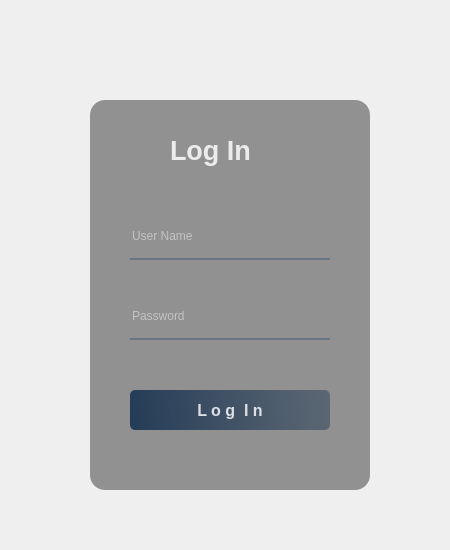
Before: the Qt Designer form UI/Login.ui in TrongQuynh/Face-Recognation, drawn with Qt 5.
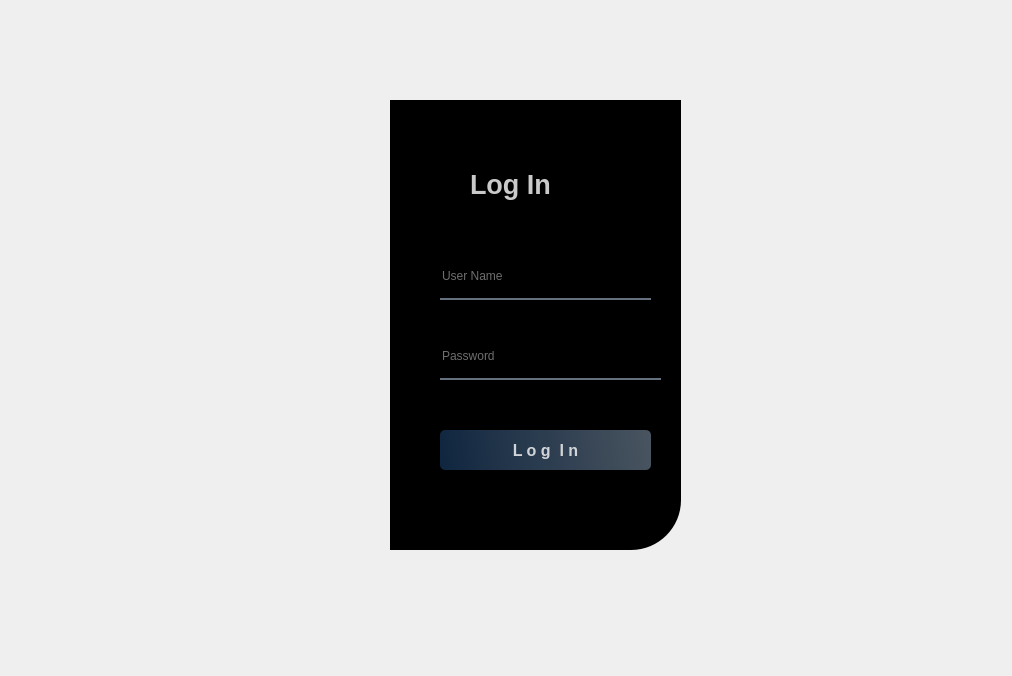
After: the same form once the commit is applied. Icons and pictures are not drawn.

```diff
--- a/UI/Login.ui
+++ b/UI/Login.ui
@@ -6,8 +6,8 @@
    <rect>
     <x>0</x>
     <y>0</y>
-    <width>450</width>
-    <height>550</height>
+    <width>1012</width>
+    <height>676</height>
    </rect>
   </property>
   <property name="windowTitle">
@@ -16,24 +16,24 @@
   <widget class="QWidget" name="widget" native="true">
    <property name="geometry">
     <rect>
-     <x>30</x>
-     <y>20</y>
-     <width>401</width>
-     <height>511</height>
+     <x>100</x>
+     <y>70</y>
+     <width>591</width>
+     <height>501</height>
     </rect>
    </property>
-   <widget class="QLabel" name="label">
+   <widget class="QLabel" name="label_4">
     <property name="geometry">
      <rect>
-      <x>50</x>
-      <y>60</y>
+      <x>30</x>
+      <y>30</y>
       <width>300</width>
-      <height>420</height>
+      <height>450</height>
      </rect>
     </property>
     <property name="styleSheet">
-     <string notr="true">border-radius: 20px;
-border-image: url(:/image/moutain.jpg);</string>
+     <string notr="true">border-image: url(:/image/moutain.jpg);
+border-top-left-radius: 50px;</string>
     </property>
     <property name="text">
      <string/>
@@ -42,15 +42,15 @@
    <widget class="QLabel" name="label_2">
     <property name="geometry">
      <rect>
-      <x>60</x>
-      <y>80</y>
-      <width>280</width>
-      <height>390</height>
+      <x>290</x>
+      <y>30</y>
+      <width>291</width>
+      <height>450</height>
      </rect>
     </property>
     <property name="styleSheet">
-     <string notr="true">background-color: rgba(0,0,0,100);
-border-radius: 15px;</string>
+     <string notr="true">background-color: rgba(0,0,0,255);
+border-bottom-right-radius: 50px;</string>
     </property>
     <property name="text">
      <string/>
@@ -59,10 +59,10 @@
    <widget class="QLabel" name="label_3">
     <property name="geometry">
      <rect>
-      <x>140</x>
-      <y>110</y>
-      <width>111</width>
-      <height>40</height>
+      <x>370</x>
+      <y>89</y>
+      <width>121</width>
+      <height>51</height>
      </rect>
     </property>
     <property name="font">
@@ -79,55 +79,12 @@
      <string>Log In</string>
     </property>
    </widget>
-   <widget class="QLineEdit" name="lineEdit">
-    <property name="geometry">
-     <rect>
-      <x>100</x>
-      <y>200</y>
-      <width>200</width>
-      <height>40</height>
-     </rect>
-    </property>
-    <property name="styleSheet">
-     <string notr="true">background-color: rgba(0,0,0,0);
-border: none;
-border-bottom: 2px solid rgba(105, 118, 132, 255);
-color: rgba(255, 255, 255, 230);
-padding-bottom: 7px;</string>
-    </property>
-    <property name="placeholderText">
-     <string>User Name</string>
-    </property>
-   </widget>
-   <widget class="QLineEdit" name="lineEdit_2">
-    <property name="geometry">
-     <rect>
-      <x>100</x>
-      <y>280</y>
-      <width>200</width>
-      <height>40</height>
-     </rect>
-    </property>
-    <property name="styleSheet">
-     <string notr="true">background-color: rgba(0,0,0,0);
-border: none;
-border-bottom: 2px solid rgba(105, 118, 132, 255);
-color: rgba(255, 255, 255, 230);
-padding-bottom: 7px;</string>
-    </property>
-    <property name="echoMode">
-     <enum>QLineEdit::Password</enum>
-    </property>
-    <property name="placeholderText">
-     <string>Password</string>
-    </property>
-   </widget>
    <widget class="QPushButton" name="pushButton">
     <property name="geometry">
      <rect>
-      <x>100</x>
-      <y>370</y>
-      <width>200</width>
+      <x>340</x>
+      <y>360</y>
+      <width>211</width>
       <height>40</height>
      </rect>
     </property>
@@ -159,6 +116,66 @@
      <string>L o g  I n</string>
     </property>
    </widget>
+   <widget class="QLineEdit" name="lineEdit">
+    <property name="geometry">
+     <rect>
+      <x>340</x>
+      <y>190</y>
+      <width>211</width>
+      <height>40</height>
+     </rect>
+    </property>
+    <property name="styleSheet">
+     <string notr="true">background-color: rgba(0,0,0,0);
+border: none;
+border-bottom: 2px solid rgba(105, 118, 132, 255);
+color: rgba(255, 255, 255, 230);
+padding-bottom: 7px;</string>
+    </property>
+    <property name="placeholderText">
+     <string>User Name</string>
+    </property>
+   </widget>
+   <widget class="QLineEdit" name="lineEdit_2">
+    <property name="geometry">
+     <rect>
+      <x>340</x>
+      <y>270</y>
+      <width>221</width>
+      <height>40</height>
+     </rect>
+    </property>
+    <property name="styleSheet">
+     <string notr="true">background-color: rgba(0,0,0,0);
+border: none;
+border-bottom: 2px solid rgba(105, 118, 132, 255);
+color: rgba(255, 255, 255, 230);
+padding-bottom: 7px;</string>
+    </property>
+    <property name="echoMode">
+     <enum>QLineEdit::Password</enum>
+    </property>
+    <property name="placeholderText">
+     <string>Password</string>
+    </property>
+   </widget>
+   <widget class="QLabel" name="label_2">
+    <property name="geometry">
+     <rect>
+      <x>290</x>
+      <y>40</y>
+      <width>280</width>
+      <height>431</height>
+     </rect>
+    </property>
+    <property name="styleSheet">
+     <string notr="true">background-color: rgba(0,0,0,10);
+border-radius: 15px;</string>
+    </property>
+    <property name="text">
+     <string/>
+    </property>
+   </widget>
   </widget>
  </widget>
  <resources>
```
Left out of the diff: 5 changed lines with no effect on the pictures.
